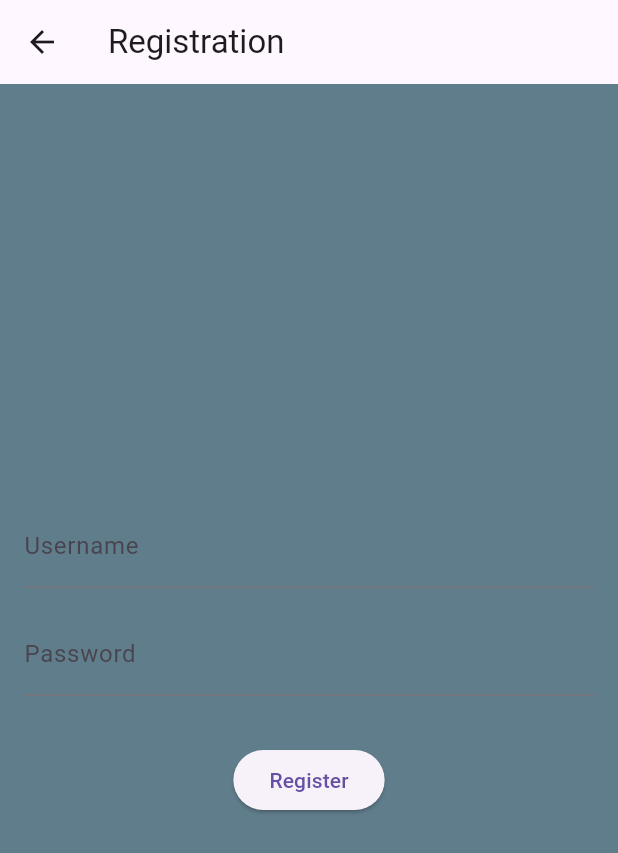
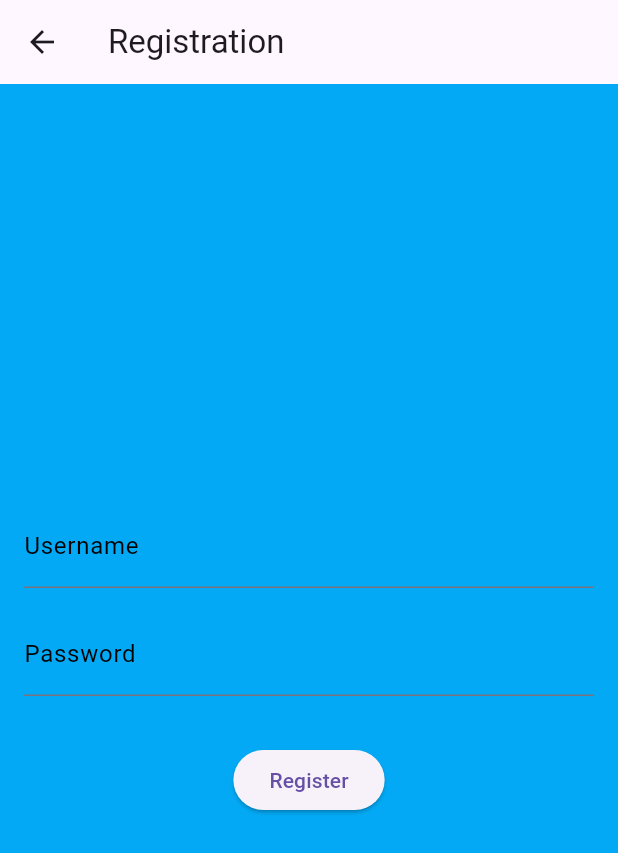
Before and after one commit to NightHunter786/Smart-Parking-System, a Flutter app: the screen it shows after launch, after a tap on "Register", on a phone screen of 412 x 824 dp. Shown: the top 853 px of the screen. Run offline on Flutter 3.47's test engine with Material 3 defaults, Android fonts, the phone set to English and light mode, and no system bars; our stand-ins replace cloud_firestore, firebase_auth, firebase_core, shared_preferences; accounts and stored records are empty; network calls fail.

Commit message:
color lightBlue

```diff
--- a/lib/screens/login_screen.dart
+++ b/lib/screens/login_screen.dart
@@ -19,7 +19,7 @@ class LoginScreen extends StatelessWidget {
       appBar: AppBar(
         title: Text('Login'),
       ),
-      backgroundColor: Colors.blueGrey, // Set background color here
+      backgroundColor: Colors.lightBlue, // Set background color here
       body: Padding(
         padding: const EdgeInsets.all(16.0),
         child: Column(
@@ -27,13 +27,25 @@ class LoginScreen extends StatelessWidget {
           children: <Widget>[
             TextField(
               controller: usernameController,
-              decoration: InputDecoration(labelText: 'Username'),
+              decoration: InputDecoration(
+                labelText: 'Username',
+                labelStyle: TextStyle(color: Colors.black),
+                focusedBorder: UnderlineInputBorder(
+                  borderSide: BorderSide(color: Colors.black), // Change line color when focused
+                ),
+              ),
             ),
             SizedBox(height: 16),
             TextField(
               controller: passwordController,
               obscureText: true,
-              decoration: InputDecoration(labelText: 'Password'),
+              decoration: InputDecoration(
+                labelText: 'Password',
+                labelStyle: TextStyle(color: Colors.black),
+                focusedBorder: UnderlineInputBorder(
+                  borderSide: BorderSide(color: Colors.black), // Change line color when focused
+                ),
+              ),
             ),
             SizedBox(height: 32),
             ElevatedButton(
@@ -97,7 +109,7 @@ class RegistrationScreen extends StatelessWidget {
       appBar: AppBar(
         title: Text('Registration'),
       ),
-      backgroundColor: Colors.blueGrey, // Set background color here
+      backgroundColor: Colors.lightBlue, // Set background color here
       body: Padding(
         padding: const EdgeInsets.all(16.0),
         child: Column(
@@ -105,13 +117,25 @@ class RegistrationScreen extends StatelessWidget {
           children: <Widget>[
             TextField(
               controller: usernameController,
-              decoration: InputDecoration(labelText: 'Username'),
+              decoration: InputDecoration(
+                labelText: 'Username',
+                labelStyle: TextStyle(color: Colors.black),
+                focusedBorder: UnderlineInputBorder(
+                  borderSide: BorderSide(color: Colors.black), // Change line color when focused
+                ),
+              ),
             ),
             SizedBox(height: 16),
             TextField(
               controller: passwordController,
               obscureText: true,
-              decoration: InputDecoration(labelText: 'Password'),
+              decoration: InputDecoration(
+                labelText: 'Password',
+                labelStyle: TextStyle(color: Colors.black),
+                focusedBorder: UnderlineInputBorder(
+                  borderSide: BorderSide(color: Colors.black), // Change line color when focused
+                ),
+              ),
             ),
             SizedBox(height: 32),
             ElevatedButton(
--- a/lib/screens/parking_screen.dart
+++ b/lib/screens/parking_screen.dart
@@ -22,6 +22,7 @@ class _ParkingScreenState extends State<ParkingScreen> {
       appBar: AppBar(
         title: Text('Parking Screen'),
       ),
+      backgroundColor: Colors.lightBlue,
       body: Center(
         child: Column(
           mainAxisAlignment: MainAxisAlignment.center,
```
